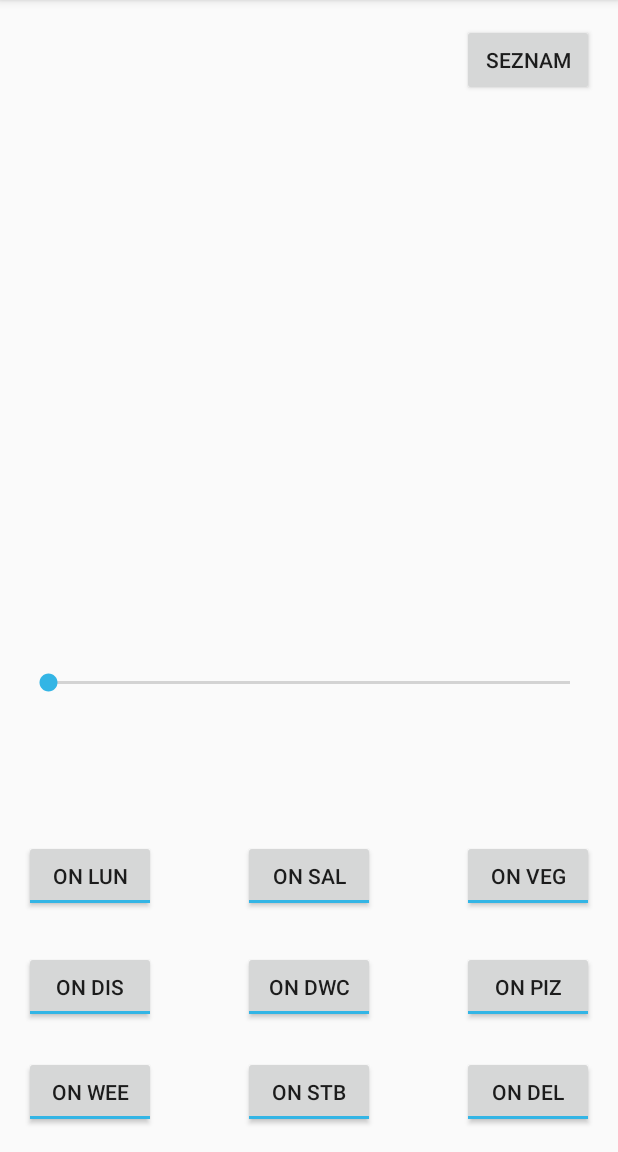
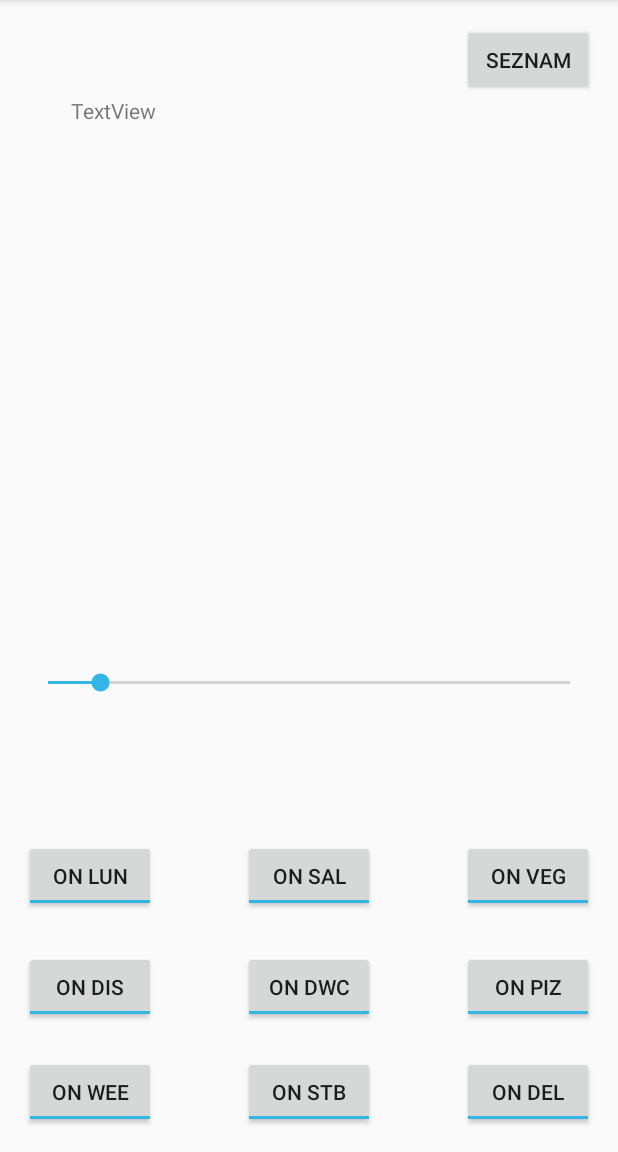
Before and after one commit to peroxy/StudentskaPrehrana, an Android app: the NastavitveActivity screen opened directly, with no data from a screen before it, on a phone screen of 412 x 824 dp, the part 84-1236 px from its top. Run offline under Robolectric (Android 15) with nearby library versions, the light colour scheme and no system bars.

Commit message:
Working custom location feature, NastavitveActivity showing radius

```diff
--- a/StudentskaPrehrana/app/build.gradle
+++ b/StudentskaPrehrana/app/build.gradle
@@ -29,6 +29,7 @@ dependencies {
     androidTestCompile('com.android.support.test.espresso:espresso-core:2.2.2', {
         exclude group: 'com.android.support', module: 'support-annotations'
     })
+
     compile 'com.android.support:appcompat-v7:24.2.1'
     compile 'com.google.android.gms:play-services:9.6.1'
     compile 'com.google.android.gms:play-services:@integer/google_play_services_version'
--- a/StudentskaPrehrana/app/src/main/java/com/fri/studentskaprehrana/NastavitveActivity.java
+++ b/StudentskaPrehrana/app/src/main/java/com/fri/studentskaprehrana/NastavitveActivity.java
@@ -6,6 +6,8 @@ import android.support.v7.app.AppCompatActivity;
 import android.view.View;
 import android.widget.Button;
 import android.widget.CompoundButton;
+import android.widget.SeekBar;
+import android.widget.TextView;
 import android.widget.ToggleButton;
 
 public class NastavitveActivity extends AppCompatActivity {
@@ -18,7 +20,10 @@ public class NastavitveActivity extends AppCompatActivity {
     public ToggleButton tbWeekends;
     public ToggleButton tbStudentBenefits;
     public ToggleButton tbDelivery;
+
     public Button btSeznam;
+
+    public SeekBar sbRadius;
     @Override
     protected void onCreate(Bundle savedInstanceState) {
         super.onCreate(savedInstanceState);
@@ -34,7 +39,15 @@ public class NastavitveActivity extends AppCompatActivity {
         this.tbStudentBenefits = (ToggleButton) findViewById(R.id.activity_nastavitve_tb_studentBenefits);
         this.tbDelivery = (ToggleButton) findViewById(R.id.activity_nastavitve_tb_delivery);
 
-        this.btSeznam=(Button)findViewById(R.id.btSeznam);
+        this.sbRadius = (SeekBar) findViewById(R.id.activity_nastavitve_sb_radius);
+
+        if (sbRadius == null) {
+            TextView tv = (TextView) findViewById(R.id.textView);
+
+            tv.setText("null");
+        }
+
+        this.btSeznam = (Button) findViewById(R.id.btSeznam);
 
         this.tbLunch.setChecked(true);
         this.tbSaladBar.setChecked(true);
@@ -106,6 +119,25 @@ public class NastavitveActivity extends AppCompatActivity {
                 startActivity(intent);
             }
         });
+
+        sbRadius.setOnSeekBarChangeListener(new SeekBar.OnSeekBarChangeListener() {
+            @Override
+            public void onProgressChanged(SeekBar seekBar, int progress, boolean fromUser) {
+                TextView tv = (TextView) findViewById(R.id.textView);
+
+                tv.setText(Integer.toString(progress + (int) StaticRestaurantVariables.minRadius));
+            }
+
+            @Override
+            public void onStartTrackingTouch(SeekBar seekBar) {
+
+            }
+
+            @Override
+            public void onStopTrackingTouch(SeekBar seekBar) {
+
+            }
+        });
     }
 
 }
--- a/StudentskaPrehrana/app/src/main/res/layout/activity_nastavitve.xml
+++ b/StudentskaPrehrana/app/src/main/res/layout/activity_nastavitve.xml
@@ -111,11 +111,13 @@
     <SeekBar
         android:layout_width="wrap_content"
         android:layout_height="wrap_content"
-        android:id="@+id/seekBar"
+        android:id="@+id/activity_nastavitve_sb_radius"
         android:layout_above="@+id/activity_nastavitve_tb_lunch"
         android:layout_alignParentStart="true"
         android:layout_marginBottom="96dp"
-        android:layout_alignParentEnd="true" />
+        android:layout_alignParentEnd="true"
+        android:max="100"
+        android:progress="10"/>
 
     <Button
         android:text="Seznam"
@@ -124,4 +126,13 @@
         android:layout_alignParentTop="true"
         android:layout_alignParentEnd="true"
         android:id="@+id/btSeznam" />
+
+    <TextView
+        android:text="TextView"
+        android:layout_width="wrap_content"
+        android:layout_height="wrap_content"
+        android:layout_below="@+id/btSeznam"
+        android:layout_alignEnd="@+id/activity_nastavitve_tb_lunch"
+        android:id="@+id/textView" />
+
 </RelativeLayout>
```
Also changed, not shown: StudentskaPrehrana/app/src/main/java/com/fri/studentskaprehrana/MapsActivity.java (+101 -29 lines), StudentskaPrehrana/app/src/main/java/com/fri/studentskaprehrana/StaticRestaurantVariables.java (+23 -0 lines).
